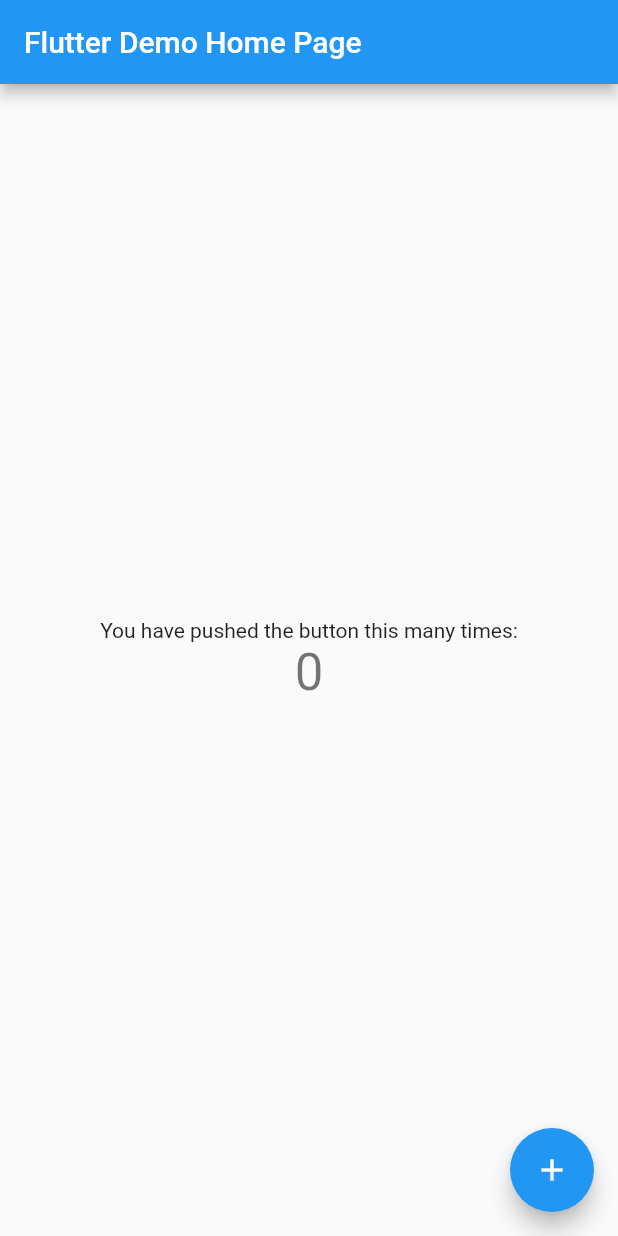
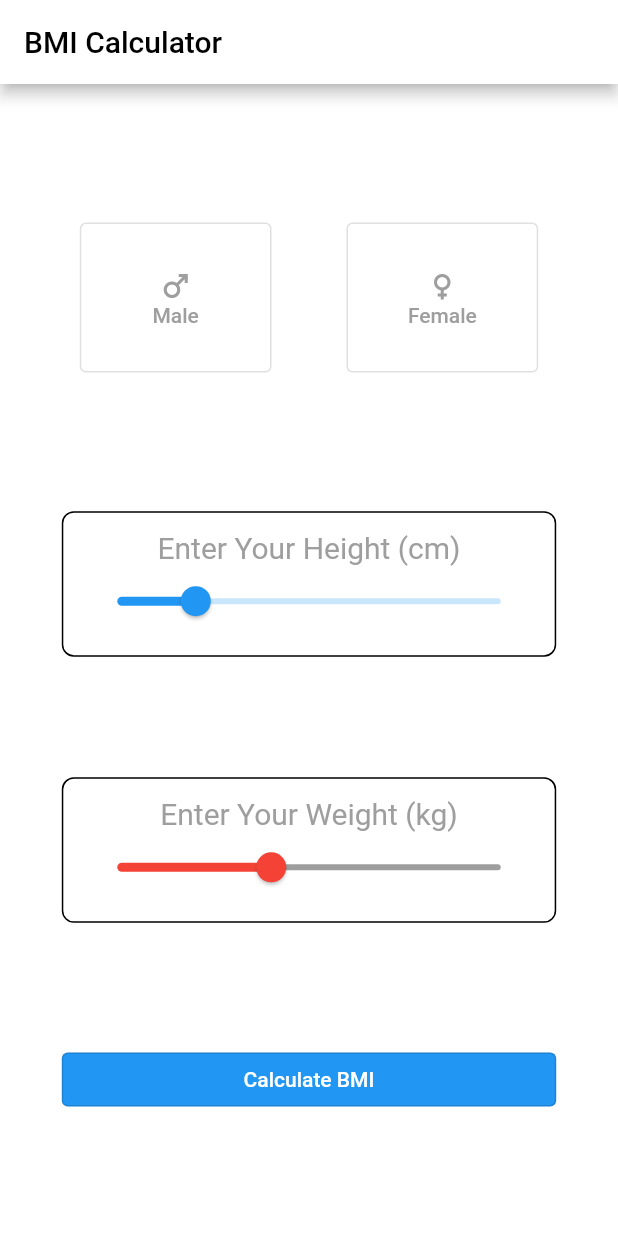
Before and after one commit to erenincesu10/flutter_bmi_calculator, a Flutter app: the screen it shows after launch, on a phone screen of 412 x 824 dp. Run offline on Flutter 3.47's test engine with Material 2 defaults, Android fonts, the phone set to English and light mode, and no system bars; missing offline and left inert: dart:ffi.

Commit message:
updates done

```diff
--- /dev/null
+++ b/bmi_calculator/lib/data/repo/BMI_repository.dart
@@ -0,0 +1,49 @@
+import 'dart:ffi';
+import 'dart:math';
+
+import 'package:flutter/material.dart';
+
+class Repository with ChangeNotifier{
+  double _weight = 0;
+  double _height = 0;
+  double _total = 0;
+  String _gender = "";
+
+  String get getGender => _gender;
+  double get getTotal => _total;
+
+  double get getWeight => _weight;
+  double get getHeight => _height;
+
+  void setFemale(){
+    _gender = "female";
+    //print(_gender);
+    notifyListeners();
+  }
+
+  void setWeight(double weight){
+    _weight = weight;
+    //print("Weight : ${_weight.toString()}");
+    notifyListeners();
+  }
+
+  void setHeight(double height){
+    _height = height;
+    //print("Height : ${_height.toString()}");
+    notifyListeners();
+  }
+
+  void setMale(){
+    _gender = "male";
+    //print(_gender);
+    notifyListeners();
+  }
+
+  void calculateBMI(double weight, double height){
+    //print(pow((height*0.01), 2));
+    //print(height*height);
+    _total = weight/((height*height)/10000);
+
+  }
+
+}
--- a/bmi_calculator/lib/main.dart
+++ b/bmi_calculator/lib/main.dart
@@ -1,7 +1,17 @@
+import 'package:bmi_calculator/data/repo/BMI_repository.dart';
+import 'package:bmi_calculator/ui/view/BMI_page.dart';
+import 'package:bmi_calculator/ui/view/BMI_result_page.dart';
 import 'package:flutter/material.dart';
+import 'package:provider/provider.dart';
+
+
 
 void main() {
-  runApp(const MyApp());
+  runApp(MultiProvider(providers: [
+    ListenableProvider(create: (_) => Repository())
+  ],
+  child: const MyApp(),)
+);
 }
 
 class MyApp extends StatelessWidget {
@@ -24,92 +34,12 @@ class MyApp extends StatelessWidget {
         // is not restarted.
         primarySwatch: Colors.blue,
       ),
-      home: const MyHomePage(title: 'Flutter Demo Home Page'),
+      //home: BMIPage(),
+      initialRoute: "/",
+      routes: {
+        "/": (context) => BMIPage(),
+        "/ResultSayfasi": (context) => BMIResultPage(),
+      },
     );
   }
 }
-
-class MyHomePage extends StatefulWidget {
-  const MyHomePage({super.key, required this.title});
-
-  // This widget is the home page of your application. It is stateful, meaning
-  // that it has a State object (defined below) that contains fields that affect
-  // how it looks.
-
-  // This class is the configuration for the state. It holds the values (in this
-  // case the title) provided by the parent (in this case the App widget) and
-  // used by the build method of the State. Fields in a Widget subclass are
-  // always marked "final".
-
-  final String title;
-
-  @override
-  State<MyHomePage> createState() => _MyHomePageState();
-}
-
-class _MyHomePageState extends State<MyHomePage> {
-  int _counter = 0;
-
-  void _incrementCounter() {
-    setState(() {
-      // This call to setState tells the Flutter framework that something has
-      // changed in this State, which causes it to rerun the build method below
-      // so that the display can reflect the updated values. If we changed
-      // _counter without calling setState(), then the build method would not be
-      // called again, and so nothing would appear to happen.
-      _counter++;
-    });
-  }
-
-  @override
-  Widget build(BuildContext context) {
-    // This method is rerun every time setState is called, for instance as done
-    // by the _incrementCounter method above.
-    //
-    // The Flutter framework has been optimized to make rerunning build methods
-    // fast, so that you can just rebuild anything that needs updating rather
-    // than having to individually change instances of widgets.
-    return Scaffold(
-      appBar: AppBar(
-        // Here we take the value from the MyHomePage object that was created by
-        // the App.build method, and use it to set our appbar title.
-        title: Text(widget.title),
-      ),
-      body: Center(
-        // Center is a layout widget. It takes a single child and positions it
-        // in the middle of the parent.
-        child: Column(
-          // Column is also a layout widget. It takes a list of children and
-          // arranges them vertically. By default, it sizes itself to fit its
-          // children horizontally, and tries to be as tall as its parent.
-          //
-          // Invoke "debug painting" (press "p" in the console, choose the
-          // "Toggle Debug Paint" action from the Flutter Inspector in Android
-          // Studio, or the "Toggle Debug Paint" command in Visual Studio Code)
-          // to see the wireframe for each widget.
-          //
-          // Column has various properties to control how it sizes itself and
-          // how it positions its children. Here we use mainAxisAlignment to
-          // center the children vertically; the main axis here is the vertical
-          // axis because Columns are vertical (the cross axis would be
-          // horizontal).
-          mainAxisAlignment: MainAxisAlignment.center,
-          children: <Widget>[
-            const Text(
-              'You have pushed the button this many times:',
-            ),
-            Text(
-              '$_counter',
-              style: Theme.of(context).textTheme.headlineMedium,
-            ),
-          ],
-        ),
-      ),
-      floatingActionButton: FloatingActionButton(
-        onPressed: _incrementCounter,
-        tooltip: 'Increment',
-        child: const Icon(Icons.add),
-      ), // This trailing comma makes auto-formatting nicer for build methods.
-    );
-  }
-}
--- /dev/null
+++ b/bmi_calculator/lib/ui/view/BMI_page.dart
@@ -0,0 +1,181 @@
+import 'dart:math';
+
+import 'package:bmi_calculator/data/repo/BMI_repository.dart';
+import 'package:flutter/cupertino.dart';
+import 'package:flutter/material.dart';
+import 'package:flutter/src/widgets/framework.dart';
+import 'package:flutter/src/widgets/placeholder.dart';
+import 'package:provider/provider.dart';
+
+
+class BMIPage extends StatefulWidget {
+  const BMIPage({super.key});
+
+  @override
+  State<BMIPage> createState() => _BMIPageState();
+}
+
+class _BMIPageState extends State<BMIPage> {
+  bool manPressed = false;
+  bool womanPressed = false;
+  double _currentSliderValue = 130;
+  double _currentSliderValue2 = 130;
+  double result = 0;
+
+  @override
+  Widget build(BuildContext context) {
+    return Scaffold(
+      appBar: AppBar(
+        backgroundColor: Colors.white,
+        title: Text("BMI Calculator",style: TextStyle(color: Colors.black),),
+      ),
+      backgroundColor: Colors.white,
+      body: SafeArea(
+        child: Container(
+          alignment: Alignment.center,
+          child: Column(
+            children: [
+              Spacer(),
+              Container(
+                padding: EdgeInsets.all(12),
+                width: MediaQuery.of(context).size.width*0.8,
+                child: Row(
+                  mainAxisAlignment: MainAxisAlignment.spaceAround,
+                  children: [
+                    Expanded(
+                      child: OutlinedButton(
+                        style: OutlinedButton.styleFrom(
+                          backgroundColor: Colors.white,
+                          minimumSize: Size(100, 100),
+                        ),
+                        onPressed: (){
+                          setState(() {
+                            if(manPressed == false){
+                              menChoose = Colors.blue;
+                              womenChoose = Colors.grey;
+                              womanPressed = false;
+                              manPressed = true;
+                              context.read<Repository>().setMale();
+                            }else{
+                              manPressed = false;
+                              menChoose = Colors.grey;
+                            }
+                          });
+                        }, child: Column(children: [
+                        Icon(Icons.male,color: menChoose,),
+                        Text("Male",style: TextStyle(color: menChoose),),
+                      ],)),
+                    ),
+                    SizedBox(width: 50,),
+                    Expanded(
+                      child: OutlinedButton(
+                        style: OutlinedButton.styleFrom(
+                          backgroundColor: Colors.white,
+                          minimumSize: Size(100, 100),
+                        ),
+                        onPressed: (){
+                          setState(() {
+                            if(womanPressed == false){
+                              womenChoose = Colors.pink;
+                              menChoose = Colors.grey;
+                              womanPressed = true;
+                              manPressed = false;
+                              context.read<Repository>().setFemale();
+                            }else{
+                              womanPressed = false;
+                              womenChoose = Colors.grey;
+                            }
+                          });
+                        }, child: Column(children: [
+                        Icon(Icons.female,color: womenChoose,),
+                        Text("Female",style: TextStyle(color: womenChoose),),
+                      ],)),
+                    ),
+                  ],
+                ),
+              ),
+              Spacer(),
+              Container(
+                padding: EdgeInsets.all(12),
+                width: MediaQuery.of(context).size.width*0.8,
+                decoration: BoxDecoration(
+                  borderRadius: BorderRadius.circular(8),
+                  border: Border.all(),
+                  color: Colors.white
+                ),
+                child: Column(
+                  children: [
+                   Text("Enter Your Height (cm)",style: TextStyle(color: Colors.grey,fontSize: 20),),
+                    Slider(
+                      min: 100,
+                      max: 250,
+                      value: _currentSliderValue,
+                      label: _currentSliderValue.round().toString(),
+                      divisions: 150,
+                      onChanged: (value){
+                        setState(() {
+                        _currentSliderValue = value;
+                        });},
+                        onChangeEnd: (_currentSliderValue) => context.read<Repository>().setHeight(_currentSliderValue)
+                    ),
+                  ],
+                ),
+              ),
+              Spacer(),
+              Container(
+                padding: EdgeInsets.all(12),
+                width: MediaQuery.of(context).size.width*0.8,
+                decoration: BoxDecoration(
+                  border: Border.all(),
+                  color: Colors.white,
+                  borderRadius: BorderRadius.circular(8)
+                ),
+                child: Column(
+                  children: [
+
+                        Text("Enter Your Weight (kg)",style: TextStyle(color: Colors.grey,fontSize: 20)),
+
+
+                    Slider(
+                      inactiveColor: Colors.grey,
+                      activeColor: Colors.red,
+                      min: 50,
+                      max: 250,
+                      value: _currentSliderValue2,
+                      label: _currentSliderValue2.round().toString(),
+                      divisions: 200,
+                      onChanged: (value){
+                        setState(() {
+                        _currentSliderValue2 = value;
+                        });},
+                        onChangeEnd: (_currentSliderValue2) => context.read<Repository>().setWeight(_currentSliderValue2)
+                    ),
+                  ],
+                ),
+              ),
+              Spacer(),
+              Container(
+                width: MediaQuery.of(context).size.width*0.8,
+                child: OutlinedButton(
+                  style: OutlinedButton.styleFrom(
+                    backgroundColor: Colors.blue
+                  ),
+                  onPressed: (){
+                    setState(() {
+                      context.read<Repository>().calculateBMI(_currentSliderValue2, _currentSliderValue);
+                    });
+
+                  //Navigator.push(context,MaterialPageRoute(builder: (context) => BMIResultPage(bmiResult: result,)));
+                  Navigator.pushNamed(context, "/ResultSayfasi");
+                }, child: Text("Calculate BMI",style: TextStyle(color: Colors.white),)),
+              ),
+              Spacer()
+            ],
+          ),
+        ),
+      ),
+    );
+  }
+  Color womenChoose = Colors.grey;
+  Color menChoose = Colors.grey;
+}
--- a/bmi_calculator/pubspec.yaml
+++ b/bmi_calculator/pubspec.yaml
@@ -35,6 +35,7 @@ dependencies:
   # The following adds the Cupertino Icons font to your application.
   # Use with the CupertinoIcons class for iOS style icons.
   cupertino_icons: ^1.0.2
+  provider: ^6.0.5
 
 dev_dependencies:
   flutter_test:
@@ -60,8 +61,8 @@ flutter:
 
   # To add assets to your application, add an assets section, like this:
   # assets:
-  #   - images/a_dot_burr.jpeg
-  #   - images/a_dot_ham.jpeg
+
+
 
   # An image asset can refer to one or more resolution-specific "variants", see
   # https://flutter.dev/assets-and-images/#resolution-aware
```
Also changed, not shown: bmi_calculator/lib/ui/view/BMI_result_page.dart (added, +80 -0 lines), bmi_calculator/pubspec.lock.
